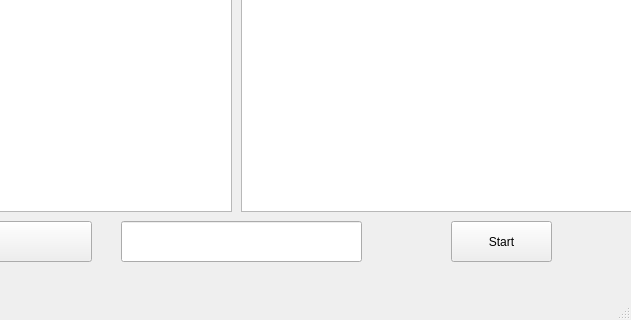
The window that Client/mainwindow.ui (Maximsiv1410/udp_project) describes before a commit, drawn with Qt 5; both pictures show x 169 to 800 and y 179 to 499 of the 800 by 499 pixel window.
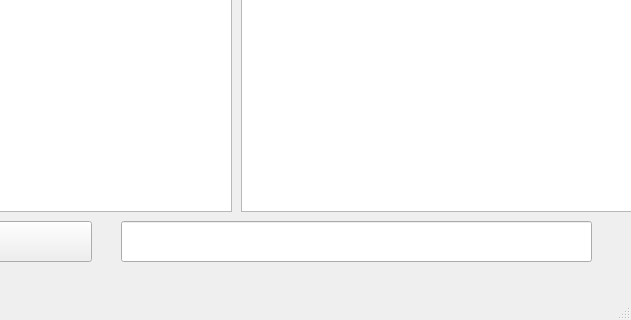
The same window after the commit.

```diff
--- a/Client/mainwindow.ui
+++ b/Client/mainwindow.ui
@@ -14,19 +14,6 @@
    <string>MainWindow</string>
   </property>
   <widget class="QWidget" name="centralwidget">
-   <widget class="QPushButton" name="startBtn">
-    <property name="geometry">
-     <rect>
-      <x>620</x>
-      <y>400</y>
-      <width>101</width>
-      <height>41</height>
-     </rect>
-    </property>
-    <property name="text">
-     <string>Start</string>
-    </property>
-   </widget>
    <widget class="QLineEdit" name="callName">
     <property name="geometry">
      <rect>
@@ -81,7 +68,7 @@
      <rect>
       <x>290</x>
       <y>400</y>
-      <width>241</width>
+      <width>471</width>
       <height>41</height>
      </rect>
     </property>
```
Left out of the diff: 16 changed lines with no effect on the pictures.
